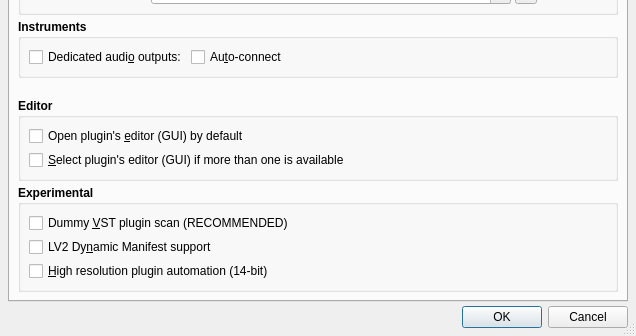
The window that src/qtractorOptionsForm.ui (rncbc/qtractor) describes before a commit, drawn with Qt 5; both pictures show x 0 to 636 and y 192 to 528 of the 636 by 528 pixel window.
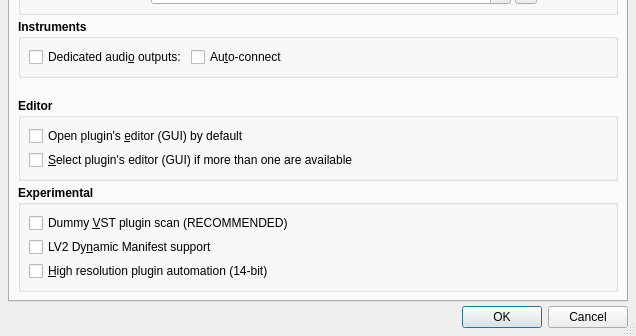
The same window after the commit. The open tabs and pages were chosen to show the change. Icons and pictures are not drawn. Custom widgets are drawn as their Qt base class.

Commit message: Fixed LV2 plug-in UI (editor-)type cancellation.

```diff
--- a/src/qtractorOptionsForm.ui
+++ b/src/qtractorOptionsForm.ui
@@ -3551,7 +3551,7 @@
              <string>Whether to select plugin's editor (GUI) if more than one is available</string>
             </property>
             <property name="text">
-             <string>&amp;Select plugin's editor (GUI) if more than one is available</string>
+             <string>&amp;Select plugin's editor (GUI) if more than one are available</string>
             </property>
            </widget>
           </item>
```
Left out of the diff: 2 changed lines with no effect on the pictures. The commit also changes 1 other file.
